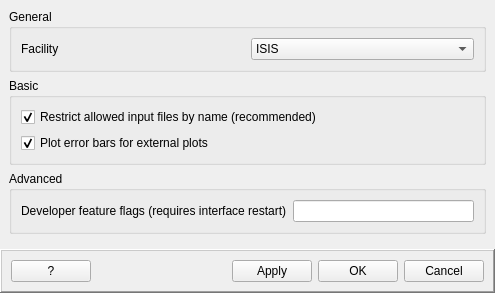
mantidproject/mantid, file qt/widgets/spectroscopy/inc/MantidQtWidgets/Spectroscopy/SettingsWidget/InterfaceSettings.ui: the form before one commit.
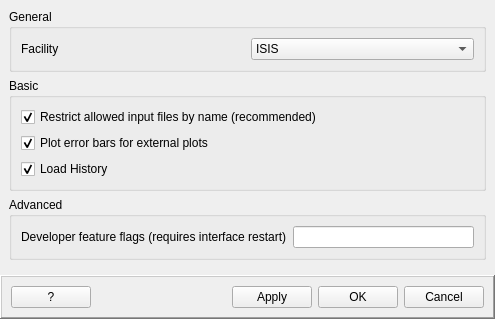
The form after the commit.

Commit message: Implement load history settings: Add checkbox in interface, add helper function to set and retrieve the setting

```diff
--- a/qt/widgets/spectroscopy/inc/MantidQtWidgets/Spectroscopy/SettingsWidget/InterfaceSettings.ui
+++ b/qt/widgets/spectroscopy/inc/MantidQtWidgets/Spectroscopy/SettingsWidget/InterfaceSettings.ui
@@ -7,7 +7,7 @@
     <x>0</x>
     <y>0</y>
     <width>495</width>
-    <height>283</height>
+    <height>313</height>
    </rect>
   </property>
   <property name="windowTitle">
@@ -95,6 +95,16 @@
            </property>
           </widget>
          </item>
+         <item>
+          <widget class="QCheckBox" name="ckLoadHistory">
+           <property name="text">
+            <string>Load History</string>
+           </property>
+           <property name="checked">
+            <bool>true</bool>
+           </property>
+          </widget>
+         </item>
         </layout>
        </widget>
       </item>
```
The commit also changes 7 other files.
